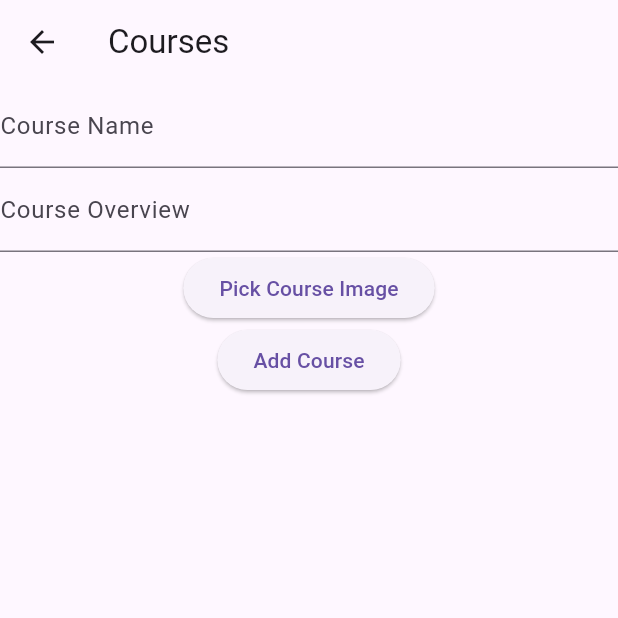
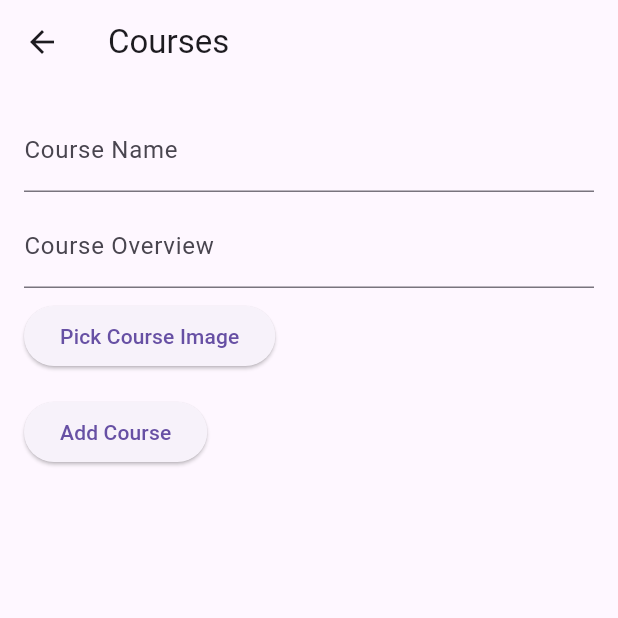
Before and after one commit to Ramzeus-svg/etqan, a Flutter app: the AdminPage screen opened directly, after a tap on "Courses", on a phone screen of 412 x 824 dp, the top half of it. Run offline on Flutter 3.47's test engine with Material 3 defaults, Android fonts, the phone set to English and light mode, and no system bars; our stand-ins replace cloud_firestore, firebase_auth, firebase_core, firebase_storage, image_picker, shared_preferences; missing offline and left inert: firebase_app_check; accounts and stored records are empty.

Commit message:
UI/UX Modifications

```diff
--- a/lib/admin_page.dart
+++ b/lib/admin_page.dart
@@ -165,13 +165,12 @@ class _AdminPageState extends State<AdminPage> {
     List<Widget> _pages = [
       Scaffold(
         body: Padding(
-          padding: EdgeInsets.all(4.0),
+          padding: EdgeInsets.all(16.0),
           child: Column(
+            crossAxisAlignment: CrossAxisAlignment.start,
             children: [
               // Admin Greeting and Picture
-              Padding(
-                padding: const EdgeInsets.all(8.0),
-                child: Row(
+              Row(
                 children: [
                   profilePictureUrl != null
                       ? CircleAvatar(
@@ -180,18 +179,21 @@ class _AdminPageState extends State<AdminPage> {
                   )
                       : CircularProgressIndicator(),
                   SizedBox(width: 16),
-                    Text(
+                  Expanded(
+                    child: Text(
                       adminName != null ? 'Hi, Dr $adminName' : 'Loading...',
                       style: TextStyle(fontSize: 24, fontWeight: FontWeight.bold),
+                      overflow: TextOverflow.ellipsis,
+                    ),
                   ),
                 ],
               ),
-              ),
+              SizedBox(height: 16),
               Expanded(
                 child: GridView.count(
-                  crossAxisCount: 2, // Number of columns
-                  crossAxisSpacing: 4,
-                  mainAxisSpacing: 4,
+                  crossAxisCount: 2,
+                  crossAxisSpacing: 8,
+                  mainAxisSpacing: 8,
                   children: [
                     _buildIconTile(Icons.person, 'Profile', _buildProfileSection),
                     _buildIconTile(Icons.book, 'Courses', _buildCoursesSection),
@@ -263,6 +265,7 @@ class _AdminPageState extends State<AdminPage> {
             Text(
               title,
               style: TextStyle(fontSize: 16),
+              textAlign: TextAlign.center,
             ),
           ],
         ),
@@ -286,24 +289,30 @@ class _AdminPageState extends State<AdminPage> {
       appBar: AppBar(
         title: Text('Courses'),
       ),
-      body: Center(
+      body: Padding(
+        padding: const EdgeInsets.all(16.0),
         child: Column(
+          crossAxisAlignment: CrossAxisAlignment.start,
           children: [
             TextField(
               controller: _courseNameController,
               decoration: InputDecoration(labelText: 'Course Name'),
             ),
+            SizedBox(height: 8),
             TextField(
               controller: _courseOverviewController,
               decoration: InputDecoration(labelText: 'Course Overview'),
             ),
+            SizedBox(height: 8),
             ElevatedButton(
               onPressed: _pickCourseImage,
               child: Text('Pick Course Image'),
             ),
+            SizedBox(height: 8),
             _courseImageUrl != null
                 ? Image.network(_courseImageUrl!)
                 : Container(),
+            SizedBox(height: 8),
             ElevatedButton(
               onPressed: _addCourse,
               child: Text('Add Course'),
@@ -319,17 +328,21 @@ class _AdminPageState extends State<AdminPage> {
       appBar: AppBar(
         title: Text('Announcements'),
       ),
-      body: Center(
+      body: Padding(
+        padding: const EdgeInsets.all(16.0),
         child: Column(
+          crossAxisAlignment: CrossAxisAlignment.start,
           children: [
             TextField(
               controller: _announcementController,
               decoration: InputDecoration(labelText: 'Announcement Name'),
             ),
+            SizedBox(height: 8),
             TextField(
               controller: _announcementContentController,
               decoration: InputDecoration(labelText: 'Announcement Content'),
             ),
+            SizedBox(height: 8),
             ElevatedButton(
               onPressed: _addAnnouncement,
               child: Text('Add Announcement'),
@@ -345,13 +358,16 @@ class _AdminPageState extends State<AdminPage> {
       appBar: AppBar(
         title: Text('Users'),
       ),
-      body: Center(
+      body: Padding(
+        padding: const EdgeInsets.all(16.0),
         child: Column(
+          crossAxisAlignment: CrossAxisAlignment.start,
           children: [
             TextField(
               controller: _userNameController,
               decoration: InputDecoration(labelText: 'User Name'),
             ),
+            SizedBox(height: 8),
             ElevatedButton(
               onPressed: () {
                 // Update user information with a specific user ID
@@ -370,13 +386,16 @@ class _AdminPageState extends State<AdminPage> {
       appBar: AppBar(
         title: Text('Grades'),
       ),
-      body: Center(
+      body: Padding(
+        padding: const EdgeInsets.all(16.0),
         child: Column(
+          crossAxisAlignment: CrossAxisAlignment.start,
           children: [
             TextField(
               controller: _gradeController,
               decoration: InputDecoration(labelText: 'Grade'),
             ),
+            SizedBox(height: 8),
             ElevatedButton(
               onPressed: () {
                 // Add grade for a specific student ID
@@ -395,13 +414,16 @@ class _AdminPageState extends State<AdminPage> {
       appBar: AppBar(
         title: Text('Payments'),
       ),
-      body: Center(
+      body: Padding(
+        padding: const EdgeInsets.all(16.0),
         child: Column(
+          crossAxisAlignment: CrossAxisAlignment.start,
           children: [
             TextField(
               controller: _paymentIdController,
               decoration: InputDecoration(labelText: 'Payment ID'),
             ),
+            SizedBox(height: 8),
             ElevatedButton(
               onPressed: () {
                 // Confirm payment with a specific payment ID
```
Lines whose indentation alone changed are shown as unchanged.
